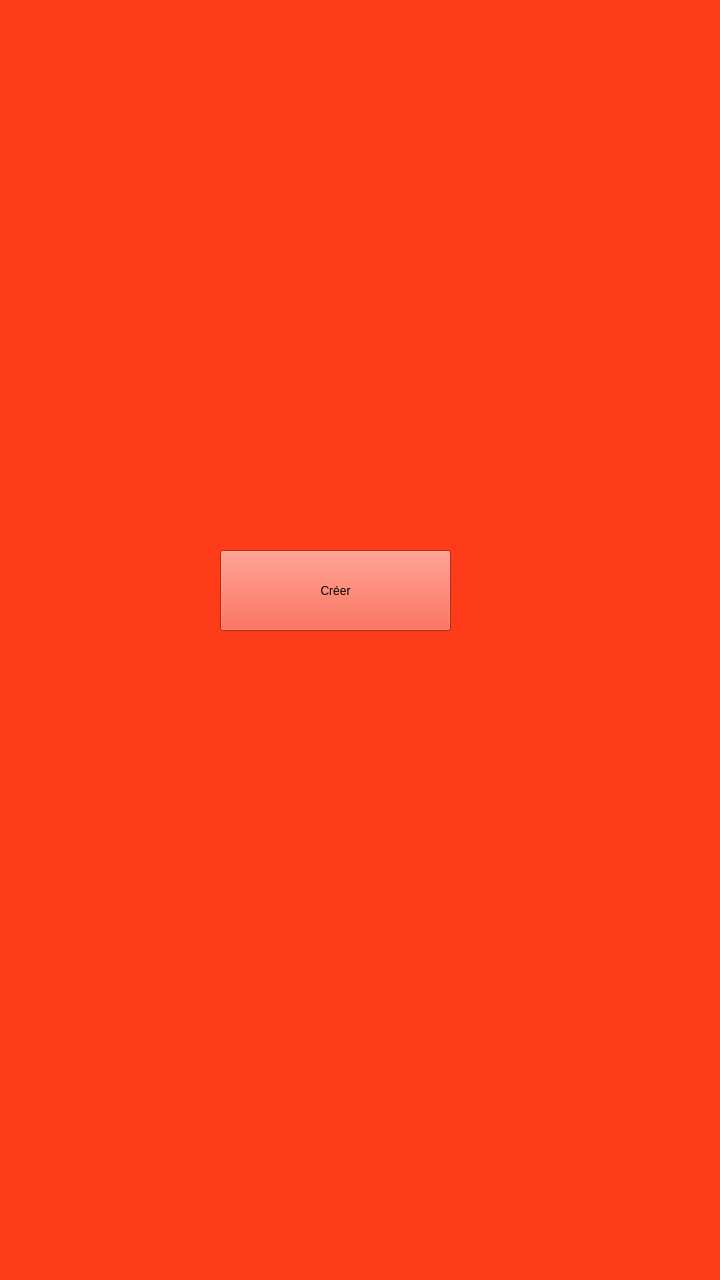
Old version of the form newaccountwindow.ui in the repository dbuhon/KeepItSecret.
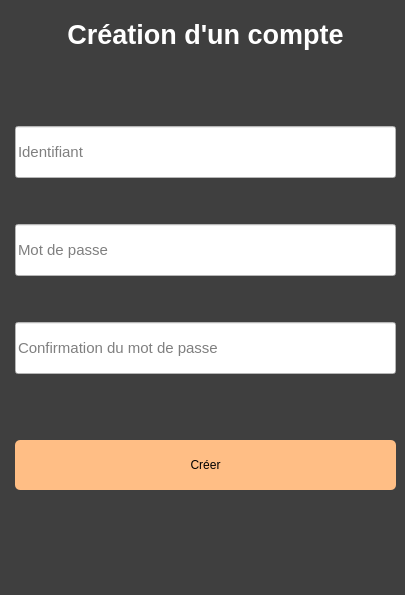
New version of the form.

What changed in the file:
```diff
--- a/newaccountwindow.ui
+++ b/newaccountwindow.ui
@@ -6,30 +6,126 @@
    <rect>
     <x>0</x>
     <y>0</y>
-    <width>720</width>
-    <height>1280</height>
+    <width>405</width>
+    <height>595</height>
    </rect>
   </property>
   <property name="windowTitle">
    <string>MainWindow</string>
   </property>
   <property name="styleSheet">
-   <string notr="true">background-color: rgb(255, 60, 26);</string>
+   <string notr="true">background-color: rgb(63, 63, 63);
+color: rgb(255, 255, 255);</string>
   </property>
   <widget class="QWidget" name="centralwidget">
-   <widget class="QPushButton" name="pushButton">
-    <property name="geometry">
-     <rect>
-      <x>220</x>
-      <y>550</y>
-      <width>231</width>
-      <height>81</height>
-     </rect>
-    </property>
-    <property name="text">
-     <string>Créer</string>
-    </property>
-   </widget>
+   <layout class="QVBoxLayout" name="verticalLayout">
+    <item>
+     <layout class="QHBoxLayout" name="horizontalLayout">
+      <item>
+       <layout class="QFormLayout" name="formLayout">
+        <item row="4" column="1">
+         <widget class="QPushButton" name="pushButton">
+          <property name="styleSheet">
+           <string notr="true">border-radius: 5px;
+background-color: rgb(255, 190, 133);
+margin-top: 60%;
+height: 50px;
+color: black;</string>
+          </property>
+          <property name="text">
+           <string>Créer</string>
+          </property>
+         </widget>
+        </item>
+        <item row="0" column="1">
+         <widget class="QLabel" name="label_title">
+          <property name="minimumSize">
+           <size>
+            <width>221</width>
+            <height>51</height>
+           </size>
+          </property>
+          <property name="font">
+           <font>
+            <pointsize>20</pointsize>
+            <weight>75</weight>
+            <bold>true</bold>
+            <kerning>true</kerning>
+           </font>
+          </property>
+          <property name="text">
+           <string>Création d'un compte</string>
+          </property>
+          <property name="alignment">
+           <set>Qt::AlignCenter</set>
+          </property>
+          <property name="wordWrap">
+           <bool>false</bool>
+          </property>
+         </widget>
+        </item>
+        <item row="1" column="1">
+         <widget class="QLineEdit" name="lineEdit_log">
+          <property name="font">
+           <font>
+            <pointsize>11</pointsize>
+           </font>
+          </property>
+          <property name="styleSheet">
+           <string notr="true">color: rgb(0, 0, 0);
+background-color: rgb(255, 255, 255);
+margin-top: 60%;
+height: 50px;
+</string>
+          </property>
+          <property name="placeholderText">
+           <string>Identifiant</string>
+          </property>
+         </widget>
+        </item>
+        <item row="2" column="1">
+         <widget class="QLineEdit" name="lineEdit_pwd1">
+          <property name="font">
+           <font>
+            <pointsize>11</pointsize>
+           </font>
+          </property>
+          <property name="styleSheet">
+           <string notr="true">color: rgb(0, 0, 0);
+background-color: rgb(255, 255, 255);
+margin-top: 40%;
+height: 50px;
+</string>
+          </property>
+          <property name="placeholderText">
+           <string>Mot de passe</string>
+          </property>
+         </widget>
+        </item>
+        <item row="3" column="1">
+         <widget class="QLineEdit" name="lineEdit_pwd2">
+          <property name="font">
+           <font>
+            <pointsize>11</pointsize>
+           </font>
+          </property>
+          <property name="styleSheet">
+           <string notr="true">color: rgb(0, 0, 0);
+background-color: rgb(255, 255, 255);
+margin-top: 40%;
+height: 50px;
+</string>
+          </property>
+          <property name="placeholderText">
+           <string>Confirmation du mot de passe</string>
+          </property>
+         </widget>
+        </item>
+       </layout>
+      </item>
+     </layout>
+    </item>
+   </layout>
   </widget>
   <widget class="QMenuBar" name="menubar">
    <property name="geometry">
```
Left out of the diff: 2 changed lines with no effect on the pictures.
